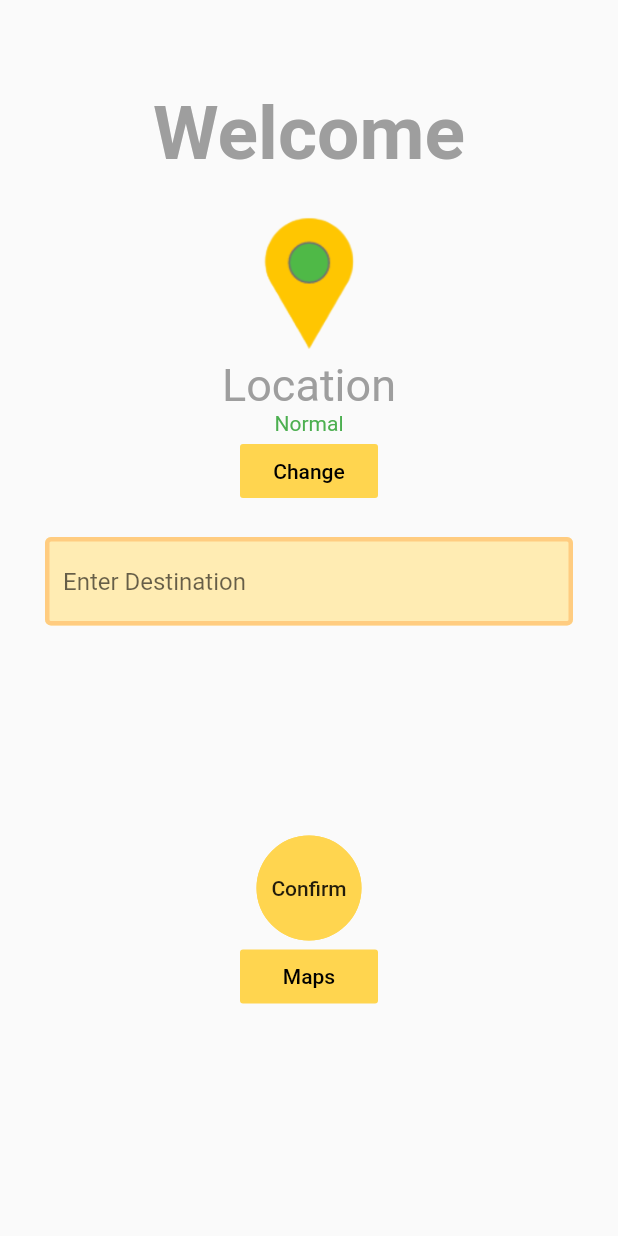
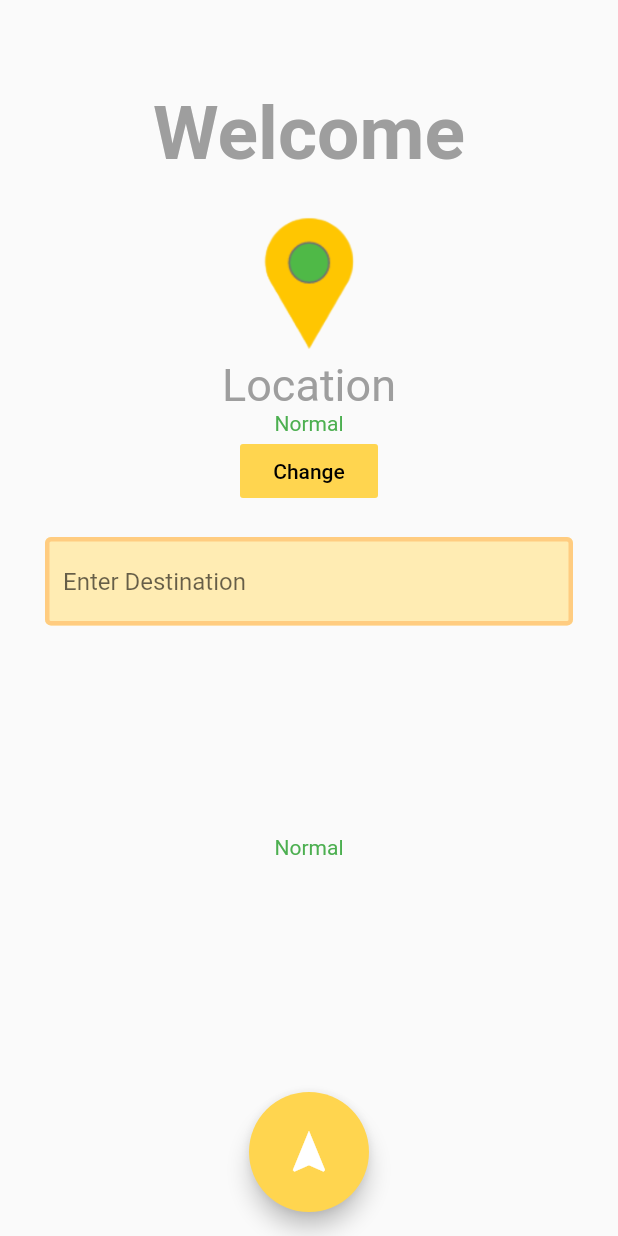
Before and after one commit to Thiru5/sg_rocket, a Flutter app: the screen it shows after launch, on a phone screen of 412 x 824 dp. Run offline on Flutter 3.47's test engine with Material 2 defaults, Android fonts, the phone set to English and light mode, and no system bars; our stand-ins replace geolocator, google_maps_flutter, location, rxdart; missing offline and left inert: google_maps_webservice.

Commit message:
Update to maps

```diff
--- a/lib/main.dart
+++ b/lib/main.dart
@@ -4,9 +4,6 @@ import 'package:sg_rocket/flutter_google_places.dart';
 import 'package:flutter/material.dart';
 import 'package:sg_rocket/maps.dart';
 import 'package:google_maps_flutter/google_maps_flutter.dart';
-
-
-
 
 const kGoogleApiKey = "AIzaSyC9sCa6TUJ0PGhkCd3RwOr_R3B850Qpe9I";
 
@@ -29,7 +26,6 @@ class HomePage extends StatefulWidget {
 }
 
 class _HomePageState extends State<HomePage> {
-
   Prediction predict;
 
   @override
@@ -37,10 +33,12 @@ class _HomePageState extends State<HomePage> {
     super.initState();
   }
 
-
   @override
   Widget build(BuildContext context) {
     LatLng finalDest;
+    LatLng startLoc;
+    String startStr = 'Normal';
+    String destStr = 'Normal';
 
     return new Scaffold(
       body: ListView(
@@ -73,32 +71,23 @@ class _HomePageState extends State<HomePage> {
           Align(
             alignment: Alignment.center,
             child: Container(
-              child: Text('Normal',
-                  style: TextStyle(color: Colors.green)),
+              child: Text(startStr, style: TextStyle(color: Colors.green)),
             ),
           ),
           Container(
             padding: EdgeInsets.symmetric(horizontal: 160.0),
             child: FlatButton(
               onPressed: () async {
-                Prediction p = await PlacesAutocomplete.show(context: context,
+                Prediction p = await PlacesAutocomplete.show(
+                    context: context,
                     apiKey: kGoogleApiKey,
                     language: "en",
-                    components: [
-                      Component(Component.country, "sg")
-                    ]);
-                PlacesDetailsResponse response = await _places
-                    .getDetailsByPlaceId(p.placeId);
+                    components: [Component(Component.country, "sg")]);
+                PlacesDetailsResponse response =
+                    await _places.getDetailsByPlaceId(p.placeId);
                 var location = response.result.geometry.location;
                 var latLng = LatLng(location.lat, location.lng);
-                finalDest = latLng;
-                Navigator.push(
-                    context,
-                    MaterialPageRoute(builder: (context) =>
-                        MapsRoute(
-                          destination: finalDest,
-                        ))
-                );
+                startLoc = latLng;
               },
               child: Text(
                 'Change',
@@ -113,18 +102,23 @@ class _HomePageState extends State<HomePage> {
             alignment: Alignment.center,
             child: TextFormField(
               onTap: () async {
-                Prediction p = await PlacesAutocomplete.show(context: context,
+                Prediction p = await PlacesAutocomplete.show(
+                    context: context,
                     apiKey: kGoogleApiKey,
                     language: "en",
-                    components: [
-                      Component(Component.country, "sg")
-                    ]);
-                PlacesDetailsResponse response = await _places
-                    .getDetailsByPlaceId(p.placeId);
+                    components: [Component(Component.country, "sg")]);
+                PlacesDetailsResponse response =
+                    await _places.getDetailsByPlaceId(p.placeId);
                 var location = response.result.geometry.location;
                 var latLng = LatLng(location.lat, location.lng);
                 finalDest = latLng;
-
+                Navigator.push(
+                    context,
+                    MaterialPageRoute(
+                        builder: (context) => MapsRoute(
+                          destination: finalDest,
+                          location: startLoc,
+                        )));
               },
               decoration: new InputDecoration(
                 fillColor: Colors.amber[100],
@@ -140,54 +134,27 @@ class _HomePageState extends State<HomePage> {
             ),
             padding: EdgeInsets.only(
                 left: 30.0, right: 30.0, top: 20.0, bottom: 140.0),
-
-
           ),
           Container(
-              width: 70,
-              height: 70,
-              child: FlatButton(
-                onPressed: () {
-                  Navigator.push(
-                      context,
-                      MaterialPageRoute(builder: (context) =>
-                          MapsRoute(
-                            destination: finalDest,
-                          ))
-                  );
-
-                },
-                child: Text("Confirm"),
-                color: Colors.amber[300],
-                shape: CircleBorder(
-                    side: BorderSide(
-                        width: 2,
-                        color: Colors.amber[300],
-                        style: BorderStyle.solid)),
-              )),
-          Container(
-            padding: EdgeInsets.symmetric(horizontal: 160.0),
-            child: FlatButton(
-              onPressed: () {
-                Navigator.push(
-                    context,
-                    MaterialPageRoute(builder: (context) =>
-                        MapsRoute(
-                          destination: finalDest,
-                        ))
-                );
-              },
-              child: Text(
-                'Maps',
-                style: TextStyle(
-                  color: Colors.black,
-                ),
-              ),
-              color: Colors.amber[300],
-            ),
+            alignment: Alignment.center,
+            child: Text(destStr, style: TextStyle(color: Colors.green)),
           ),
         ],
       ),
+      floatingActionButton: Container(
+        height: 80.0,
+        width: 80.0,
+        child: FittedBox(
+          child: FloatingActionButton(
+            child: Icon(Icons.navigation),
+            backgroundColor: Colors.amber[300],
+            onPressed: () {
+
+            },
+          ),
+        ),
+      ),
+      floatingActionButtonLocation: FloatingActionButtonLocation.centerFloat,
     );
   }
 
--- a/lib/maps.dart
+++ b/lib/maps.dart
@@ -40,6 +40,7 @@ class _MapsRouteState extends State<MapsRoute> {
   @override
   void initState(){
     getLocation();
+    sendRequest();
     loading = true;
     super.initState();
   }
@@ -208,7 +209,6 @@ class _MapsRouteState extends State<MapsRoute> {
               padding: EdgeInsets.only(top: 40, bottom: 20, right: 20),
               child: RaisedButton(
                onPressed: () {
-                 getLocation();
                  sendRequest();
                },
                 child: Text(
@@ -229,6 +229,7 @@ class _MapsRouteState extends State<MapsRoute> {
   void dispose() {
     super.dispose();
     getLocation();
+    sendRequest();
     _onAddMarkerButtonPressed();
   }
 
```
Also changed, not shown: 1 other file.
